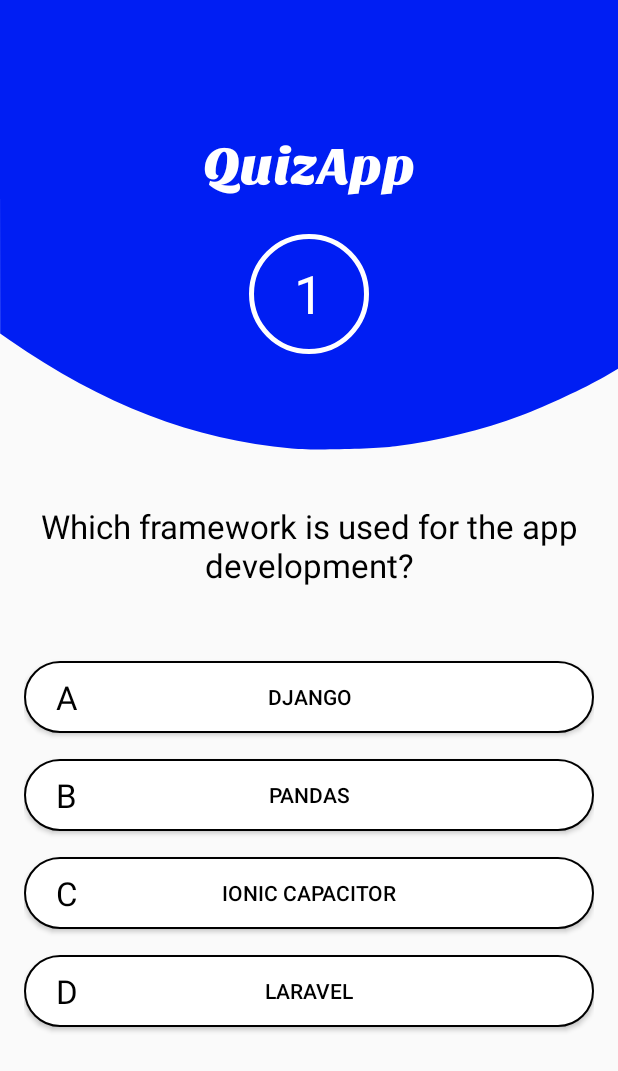
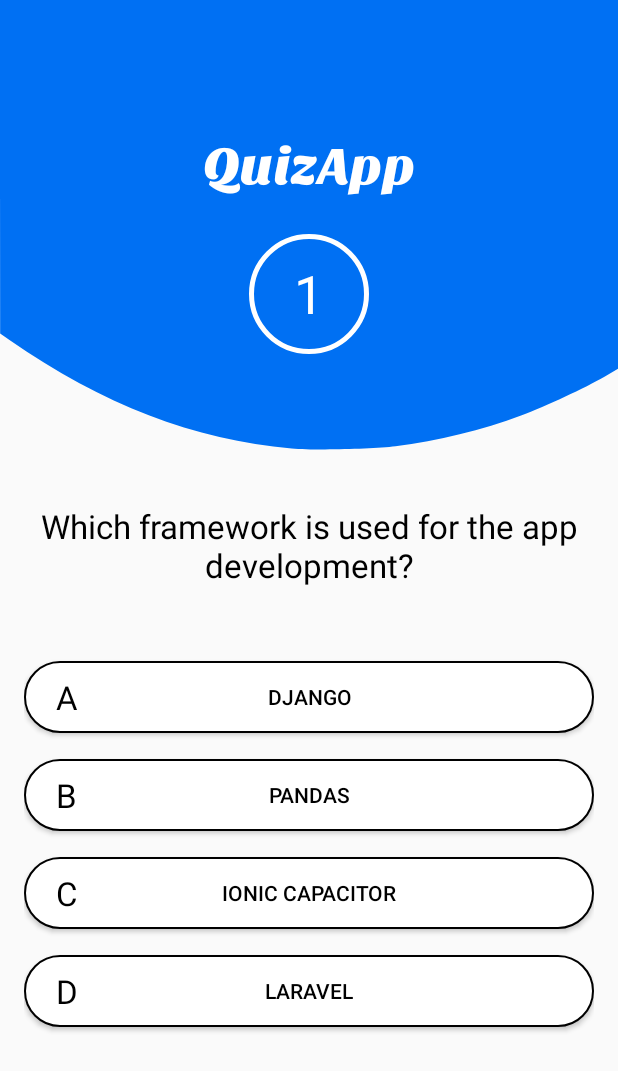
Before and after one commit to iamrohitsuthar/QuizApp, an Android app: the screen it shows after launch (QuizDashboardActivity), on a phone screen of 412 x 824 dp. Shown: the top 1071 px of the screen. Run offline under Robolectric (Android 15) with nearby library versions, the phone set to English and light mode, and no system bars.

Commit message:
background image color is changed to light color and added model for questions

```diff
--- a/app/src/main/java/com/rohit/suthar/quizapp/activities/QuizDashboardActivity.java
+++ b/app/src/main/java/com/rohit/suthar/quizapp/activities/QuizDashboardActivity.java
@@ -3,19 +3,27 @@ package com.rohit.suthar.quizapp.activities;
 import android.content.Context;
 import android.support.v7.app.AppCompatActivity;
 import android.os.Bundle;
+import android.widget.Button;
+import android.widget.TextView;
 
 import com.rohit.suthar.quizapp.R;
 
 public class QuizDashboardActivity extends AppCompatActivity {
     private Context mContext;
+    private TextView mTvQuestionNo, mTvQuestion;
+    private Button mBtnOptionA, mBtnOptionB, mBtnOptionC, mBtnOptionD;
 
     @Override
     protected void onCreate(Bundle savedInstanceState) {
         super.onCreate(savedInstanceState);
         setContentView(R.layout.activity_quiz_dashboard);
+        initialize();
     }
 
     private void initialize() {
         mContext = QuizDashboardActivity.this;
+        mTvQuestion = findViewById(R.id.tv_question);
+        mTvQuestionNo = findViewById(R.id.tv_question_no);
+
     }
 }
--- a/app/src/main/res/drawable/ic_banner.xml
+++ b/app/src/main/res/drawable/ic_banner.xml
@@ -1,5 +1,5 @@
 <vector android:height="24dp" android:viewportHeight="3070"
     android:viewportWidth="4110" android:width="24dp" xmlns:android="http://schemas.android.com/apk/res/android">
-    <path android:fillColor="#001ef3"
+    <path android:fillColor="#0070f3"
         android:pathData="M1940,3059c-648,-58 -1260,-299 -1877,-740l-62,-44 -1,-1137 0,-1138 2055,0 2055,0 0,1258 0,1258 -87,53c-134,79 -391,202 -553,264 -267,102 -555,175 -840,212 -150,20 -541,28 -690,14z" android:strokeColor="#00000000"/>
 </vector>
--- a/app/src/main/res/layout/activity_quiz_dashboard.xml
+++ b/app/src/main/res/layout/activity_quiz_dashboard.xml
@@ -96,7 +96,7 @@
                     android:layout_marginBottom="@dimen/button_margin">
 
                     <Button
-                        android:id="@+id/A"
+                        android:id="@+id/btn_a"
                         android:layout_width="match_parent"
                         android:layout_height="wrap_content"
                         android:layout_marginTop="8dp"
@@ -119,9 +119,9 @@
                         android:text="A"
                         android:textColor="@android:color/black"
                         android:textSize="22sp"
-                        app:layout_constraintBottom_toTopOf="@+id/A"
-                        app:layout_constraintStart_toStartOf="@+id/A"
-                        app:layout_constraintTop_toBottomOf="@+id/A" />
+                        app:layout_constraintBottom_toTopOf="@+id/btn_a"
+                        app:layout_constraintStart_toStartOf="@+id/btn_a"
+                        app:layout_constraintTop_toBottomOf="@+id/btn_a" />
 
                 </android.support.constraint.ConstraintLayout>
 
@@ -131,7 +131,7 @@
                     android:layout_marginBottom="@dimen/button_margin">
 
                     <Button
-                        android:id="@+id/B"
+                        android:id="@+id/btn_b"
                         android:layout_width="match_parent"
                         android:layout_height="wrap_content"
                         android:layout_marginTop="8dp"
@@ -154,9 +154,9 @@
                         android:text="B"
                         android:textColor="@android:color/black"
                         android:textSize="22sp"
-                        app:layout_constraintBottom_toTopOf="@+id/B"
-                        app:layout_constraintStart_toStartOf="@+id/B"
-                        app:layout_constraintTop_toBottomOf="@+id/B" />
+                        app:layout_constraintBottom_toTopOf="@+id/btn_b"
+                        app:layout_constraintStart_toStartOf="@+id/btn_b"
+                        app:layout_constraintTop_toBottomOf="@+id/btn_b" />
                 </android.support.constraint.ConstraintLayout>
 
                 <android.support.constraint.ConstraintLayout
@@ -165,7 +165,7 @@
                     android:layout_marginBottom="@dimen/button_margin">
 
                     <Button
-                        android:id="@+id/C"
+                        android:id="@+id/btn_c"
                         android:layout_width="match_parent"
                         android:layout_height="wrap_content"
                         android:layout_marginTop="8dp"
@@ -188,9 +188,9 @@
                         android:text="C"
                         android:textColor="@android:color/black"
                         android:textSize="22sp"
-                        app:layout_constraintBottom_toTopOf="@+id/C"
-                        app:layout_constraintStart_toStartOf="@+id/C"
-                        app:layout_constraintTop_toBottomOf="@+id/C" />
+                        app:layout_constraintBottom_toTopOf="@+id/btn_c"
+                        app:layout_constraintStart_toStartOf="@+id/btn_c"
+                        app:layout_constraintTop_toBottomOf="@+id/btn_c" />
                 </android.support.constraint.ConstraintLayout>
 
                 <android.support.constraint.ConstraintLayout
@@ -199,7 +199,7 @@
                     android:layout_marginBottom="@dimen/button_margin">
 
                     <Button
-                        android:id="@+id/D"
+                        android:id="@+id/btn_d"
                         android:layout_width="match_parent"
                         android:layout_height="wrap_content"
                         android:layout_marginTop="8dp"
@@ -222,9 +222,9 @@
                         android:text="D"
                         android:textColor="@android:color/black"
                         android:textSize="22sp"
-                        app:layout_constraintBottom_toTopOf="@+id/D"
-                        app:layout_constraintStart_toStartOf="@+id/D"
-                        app:layout_constraintTop_toBottomOf="@+id/D" />
+                        app:layout_constraintBottom_toTopOf="@+id/btn_d"
+                        app:layout_constraintStart_toStartOf="@+id/btn_d"
+                        app:layout_constraintTop_toBottomOf="@+id/btn_d" />
                 </android.support.constraint.ConstraintLayout>
 
             </LinearLayout>
--- a/app/src/main/res/values/colors.xml
+++ b/app/src/main/res/values/colors.xml
@@ -1,8 +1,8 @@
 <?xml version="1.0" encoding="utf-8"?>
 <resources>
     <color name="colorPrimary">#F3F7F7</color>
-    <color name="colorPrimaryDark">#14207A</color>
-    <color name="colorAccent">#001EF3</color>
+    <color name="colorPrimaryDark">#1014A8</color>
+    <color name="colorAccent">#0070F3</color>
     <color name="green">#1E831E</color>
     <color name="red">#A52929</color>
 </resources>
```
Also changed, not shown: app/src/main/java/com/rohit/suthar/quizapp/models/QuestionHolder.java (+32 -0 lines).
